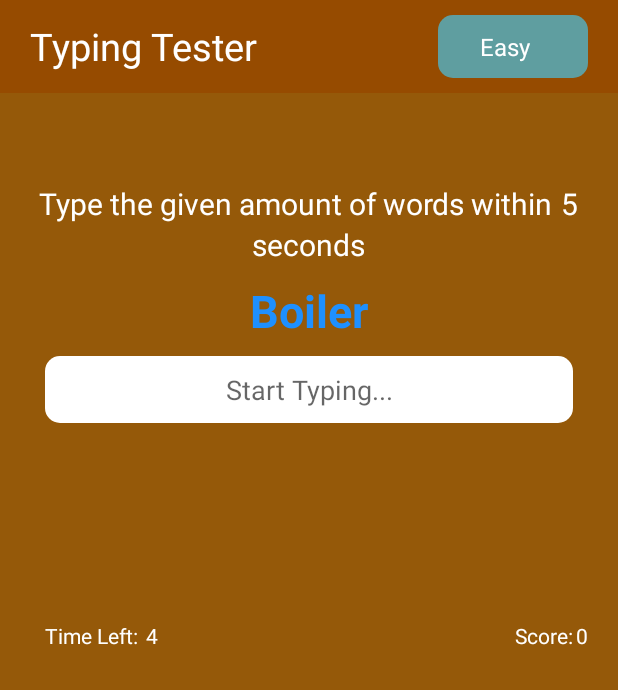
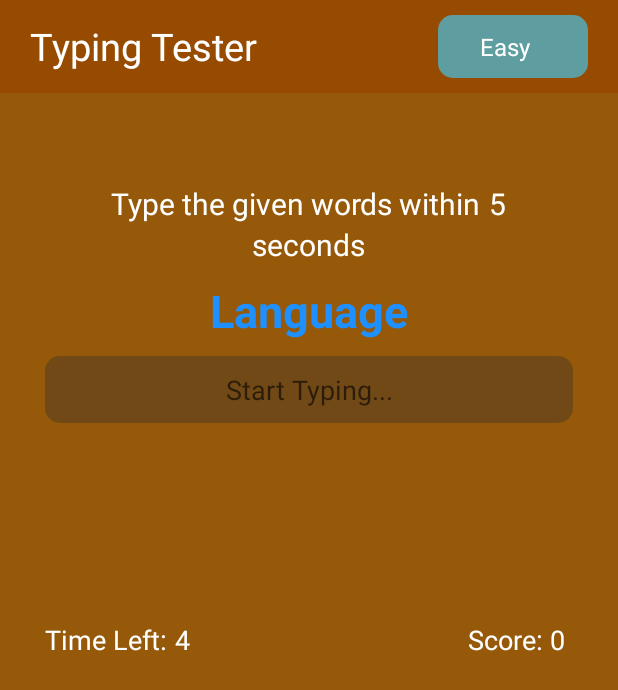
Before and after one commit to Ghasty003/Speed-typing-game-app, an Android app: the screen it shows after launch (MainActivity), after a tap on "START GAME", on a phone screen of 412 x 824 dp. Shown: the top 690 px of the screen. Run offline under Robolectric (Android 15) with nearby library versions, the phone set to English and light mode, and no system bars; 1 statement that could not run was skipped.

Commit message:
Added new changes

```diff
--- a/app/src/main/java/com/example/speedtypinggame/MainActivity.java
+++ b/app/src/main/java/com/example/speedtypinggame/MainActivity.java
@@ -9,6 +9,8 @@
 import android.os.Bundle;
 import android.os.Handler;
 import android.os.Looper;
+import android.text.Editable;
+import android.text.TextWatcher;
 import android.view.View;
 import android.view.inputmethod.InputMethodManager;
 import android.widget.AdapterView;
@@ -24,7 +26,11 @@
     private Spinner spinner;
     private MaterialButton startGame;
     private EditText textInput;
-    private TextView correctText, gameOverText, seconds, timeLeft;
+    private TextView correctText, gameOverText, seconds, timeLeft, words, score;
+
+    private final String[] wordTexts = {"Boiler", "Javascript", "Boiler", "Milk", "Fresh", "Yoghurt",
+            "Parse", "Conclude", "Kitchen", "Cook", "Home", "Random", "Language", "Find", "Seek", "Saw", "Return"};
+    int scoreCount = 0;
 
     @Override
     protected void onCreate(Bundle savedInstanceState) {
@@ -38,14 +44,17 @@
         gameOverText = findViewById(R.id.game_over);
         seconds = findViewById(R.id.seconds);
         timeLeft = findViewById(R.id.time);
+        words = findViewById(R.id.words);
+        score = findViewById(R.id.score_count);
 
         correctText.setVisibility(View.INVISIBLE);
         gameOverText.setVisibility(View.INVISIBLE);
 
         startGame.setOnClickListener(view -> {
+            words.setText(wordTexts[(int) Math.round(Math.random() * 16)]);
             startGame.setVisibility(View.INVISIBLE);
             textInput.setEnabled(true);
-            textInput.setBackgroundTintList(getResources().getColorStateList(R.color.white));
+            textInput.setBackgroundTintList(getResources().getColorStateList(Color.WHITE));
             textInput.setFocusable(true);
             InputMethodManager imm = (InputMethodManager) getSystemService(this.INPUT_METHOD_SERVICE);
             imm.toggleSoftInput(InputMethodManager.SHOW_FORCED,InputMethodManager.HIDE_IMPLICIT_ONLY);
@@ -55,6 +64,32 @@
         });
         spinner.setOnItemSelectedListener(this);
 
+        checkMatch();
+    }
+
+    public void checkMatch() {
+        textInput.addTextChangedListener(new TextWatcher() {
+            @Override
+            public void beforeTextChanged(CharSequence charSequence, int i, int i1, int i2) {
+
+            }
+
+            @Override
+            public void onTextChanged(CharSequence charSequence, int i, int i1, int i2) {
+                if (charSequence.toString().equals(words.getText().toString())) {
+                    resetGame();
+                    scoreCount++;
+                    score.setText(String.valueOf(scoreCount));
+                    words.setText(wordTexts[(int) Math.round(Math.random() * 16)]);
+                    correctText.setVisibility(View.VISIBLE);
+                }
+            }
+
+            @Override
+            public void afterTextChanged(Editable editable) {
+
+            }
+        });
     }
 
     @Override
@@ -91,6 +126,7 @@
                     handler.removeCallbacks(this);
                     startGame.setVisibility(View.VISIBLE);
                     gameOverText.setVisibility(View.VISIBLE);
+                    correctText.setVisibility(View.INVISIBLE);
                     textInput.setEnabled(false);
                     textInput.setBackgroundTintList(getResources().getColorStateList(R.color.input_disable));
                     Toast.makeText(MainActivity.this, "Game over", Toast.LENGTH_SHORT).show();
@@ -121,6 +157,8 @@
             timeLeft.setText("2");
             gameOverText.setVisibility(View.INVISIBLE);
         }
+        textInput.getText().clear();
+        score.setText("0");
     }
 
     @Override
--- a/app/src/main/res/layout/activity_main.xml
+++ b/app/src/main/res/layout/activity_main.xml
@@ -57,14 +57,13 @@
         android:id="@+id/words"
         android:layout_width="wrap_content"
         android:layout_height="wrap_content"
-        android:text="Boiler"
         android:layout_below="@+id/text_2"
         android:layout_centerHorizontal="true"
         android:layout_marginTop="10dp"
+        android:text="Word"
+        android:textColor="@color/dodger"
         android:textSize="30sp"
-        android:textColor="@color/dodger"
-        android:textStyle="bold"
-    />
+        android:textStyle="bold" />
 
     <EditText
         android:id="@+id/text_input"
@@ -110,7 +109,7 @@
         android:layout_width="wrap_content"
         android:layout_height="wrap_content"
         android:text="Game Over!"
-        android:textSize="16dp"
+        android:textSize="16sp"
         android:textColor="#E80F0F"
         android:layout_below="@id/start_btn"
         android:layout_centerInParent="true"
@@ -128,6 +127,7 @@
             android:layout_width="wrap_content"
             android:layout_height="wrap_content"
             android:text="@string/time_left"
+            android:textSize="18sp"
             android:textColor="@color/white"
             android:layout_marginStart="30dp"
         />
@@ -136,29 +136,34 @@
             android:layout_width="wrap_content"
             android:layout_height="wrap_content"
             android:text="0"
+            android:textSize="18sp"
             android:textColor="@color/white"
             android:layout_toRightOf="@id/time_left"
             android:layout_marginStart="5dp"
         />
+
+        <TextView
+            android:id="@+id/score"
+            android:layout_width="wrap_content"
+            android:layout_height="wrap_content"
+            android:layout_alignParentEnd="true"
+            android:layout_marginRight="50dp"
+            android:text="@string/score"
+            android:textColor="@color/white"
+            android:textSize="18sp" />
+
         <TextView
             android:id="@+id/score_count"
             android:layout_width="wrap_content"
             android:layout_height="wrap_content"
-            android:text="@string/score"
+            android:layout_alignParentEnd="true"
+            android:layout_centerVertical="true"
+            android:layout_marginHorizontal="35dp"
+            android:text="0"
+            android:textSize="18sp"
             android:textColor="@color/white"
-            android:layout_marginRight="30dp"
-            android:layout_alignParentEnd="true"
-        />
-        <TextView
-            android:layout_width="wrap_content"
-            android:layout_height="wrap_content"
-            android:text="0"
-            android:textColor="@color/white"
-            android:layout_alignParentEnd="true"
-            android:layout_marginHorizontal="20dp"
-            android:layout_centerVertical="true"
 
-        />
+            />
 
     </RelativeLayout>
 
--- a/app/src/main/res/values/strings.xml
+++ b/app/src/main/res/values/strings.xml
@@ -6,7 +6,7 @@
         <item>Medium</item>
         <item>Hard</item>
     </string-array>
-    <string name="type_message1">Type the given amount of words within</string>
+    <string name="type_message1">Type the given words within</string>
     <string name="type_message2">seconds</string>
     <string name="button_text">Start Game</string>
     <string name="time_left">Time Left:</string>
```
